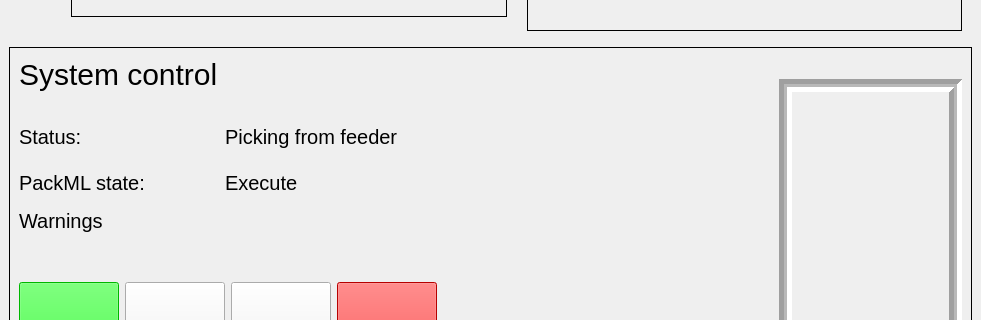
The window that rsd/gui/ui_mainwindow.ui (RasmusHaugaard/robot-system-design) describes before a commit, drawn with Qt 5; both pictures show x 0 to 981 and y 269 to 589 of the 981 by 692 pixel window.
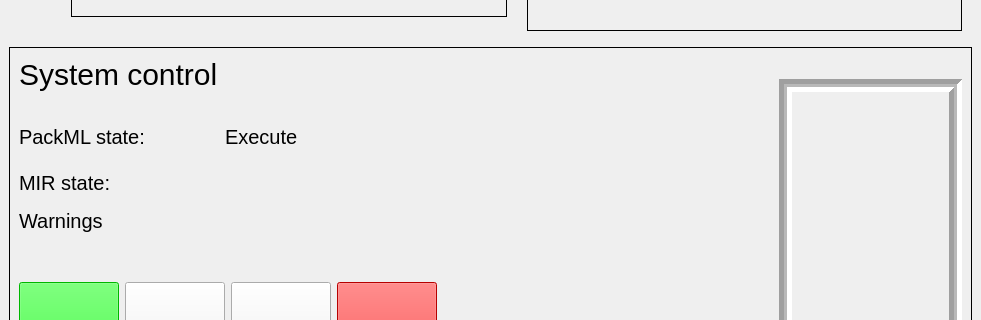
The same window after the commit. Icons and pictures are not drawn.

Commit message: Should adhere to Reshad's battery scheme. Also made it so GUI shows MiR state. Removed General status from GUI window

Diff of the .ui file:
```diff
--- a/rsd/gui/ui_mainwindow.ui
+++ b/rsd/gui/ui_mainwindow.ui
@@ -799,6 +799,79 @@
              </property>
             </spacer>
            </item>
+           <item>
+            <layout class="QHBoxLayout" name="horizontalLayout_3">
+             <property name="leftMargin">
+              <number>0</number>
+             </property>
+             <item>
+              <widget class="QLabel" name="label_13">
+               <property name="sizePolicy">
+                <sizepolicy hsizetype="Fixed" vsizetype="Minimum">
+                 <horstretch>0</horstretch>
+                 <verstretch>0</verstretch>
+                </sizepolicy>
+               </property>
+               <property name="minimumSize">
+                <size>
+                 <width>200</width>
+                 <height>40</height>
+                </size>
+               </property>
+               <property name="font">
+                <font>
+                 <pointsize>-1</pointsize>
+                 <weight>50</weight>
+                 <italic>false</italic>
+                 <bold>false</bold>
+                </font>
+               </property>
+               <property name="text">
+                <string>PackML state:</string>
+               </property>
+               <property name="alignment">
+                <set>Qt::AlignLeading|Qt::AlignLeft|Qt::AlignVCenter</set>
+               </property>
+               <property name="wordWrap">
+                <bool>false</bool>
+               </property>
+              </widget>
+             </item>
+             <item>
+              <widget class="QLabel" name="packmlStateLabel">
+               <property name="sizePolicy">
+                <sizepolicy hsizetype="Expanding" vsizetype="Fixed">
+                 <horstretch>0</horstretch>
+                 <verstretch>0</verstretch>
+                </sizepolicy>
+               </property>
+               <property name="minimumSize">
+                <size>
+                 <width>50</width>
+                 <height>40</height>
+                </size>
+               </property>
+               <property name="font">
+                <font>
+                 <pointsize>-1</pointsize>
+                 <weight>50</weight>
+                 <italic>false</italic>
+                 <bold>false</bold>
+                </font>
+               </property>
+               <property name="styleSheet">
+                <string notr="true"/>
+               </property>
+               <property name="text">
+                <string>Execute</string>
+               </property>
+               <property name="alignment">
+                <set>Qt::AlignLeading|Qt::AlignLeft|Qt::AlignVCenter</set>
+               </property>
+              </widget>
+             </item>
+            </layout>
+           </item>
            <item>
             <layout class="QHBoxLayout" name="horizontalLayout_2">
              <property name="leftMargin">
@@ -839,7 +912,7 @@
 }</string>
                </property>
                <property name="text">
-                <string>Status:</string>
+                <string>MIR state:</string>
                </property>
                <property name="alignment">
                 <set>Qt::AlignLeading|Qt::AlignLeft|Qt::AlignVCenter</set>
@@ -869,80 +942,7 @@
                 </font>
                </property>
                <property name="text">
-                <string>Picking from feeder</string>
-               </property>
-               <property name="alignment">
-                <set>Qt::AlignLeading|Qt::AlignLeft|Qt::AlignVCenter</set>
-               </property>
-              </widget>
-             </item>
-            </layout>
-           </item>
-           <item>
-            <layout class="QHBoxLayout" name="horizontalLayout_3">
-             <property name="leftMargin">
-              <number>0</number>
-             </property>
-             <item>
-              <widget class="QLabel" name="label_13">
-               <property name="sizePolicy">
-                <sizepolicy hsizetype="Fixed" vsizetype="Minimum">
-                 <horstretch>0</horstretch>
-                 <verstretch>0</verstretch>
-                </sizepolicy>
-               </property>
-               <property name="minimumSize">
-                <size>
-                 <width>200</width>
-                 <height>40</height>
-                </size>
-               </property>
-               <property name="font">
-                <font>
-                 <pointsize>-1</pointsize>
-                 <weight>50</weight>
-                 <italic>false</italic>
-                 <bold>false</bold>
-                </font>
-               </property>
-               <property name="text">
-                <string>PackML state:</string>
-               </property>
-               <property name="alignment">
-                <set>Qt::AlignLeading|Qt::AlignLeft|Qt::AlignVCenter</set>
-               </property>
-               <property name="wordWrap">
-                <bool>false</bool>
-               </property>
-              </widget>
-             </item>
-             <item>
-              <widget class="QLabel" name="packmlStateLabel">
-               <property name="sizePolicy">
-                <sizepolicy hsizetype="Expanding" vsizetype="Fixed">
-                 <horstretch>0</horstretch>
-                 <verstretch>0</verstretch>
-                </sizepolicy>
-               </property>
-               <property name="minimumSize">
-                <size>
-                 <width>50</width>
-                 <height>40</height>
-                </size>
-               </property>
-               <property name="font">
-                <font>
-                 <pointsize>-1</pointsize>
-                 <weight>50</weight>
-                 <italic>false</italic>
-                 <bold>false</bold>
-                </font>
-               </property>
-               <property name="styleSheet">
-                <string notr="true"/>
-               </property>
-               <property name="text">
-                <string>Execute</string>
+                <string/>
                </property>
                <property name="alignment">
                 <set>Qt::AlignLeading|Qt::AlignLeft|Qt::AlignVCenter</set>
```
Left out of the diff: 2 changed lines with no effect on the pictures. The commit also changes 6 other files.
